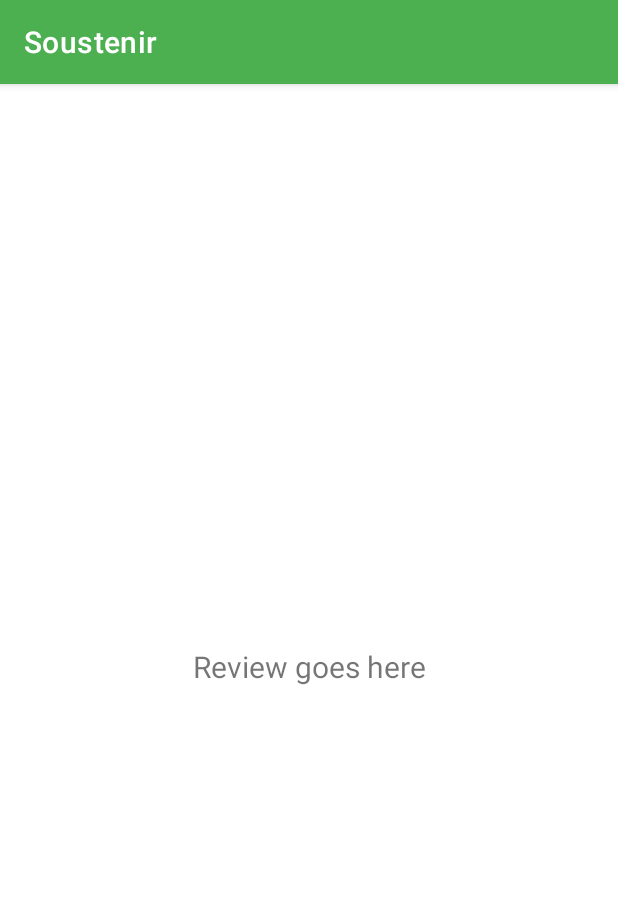
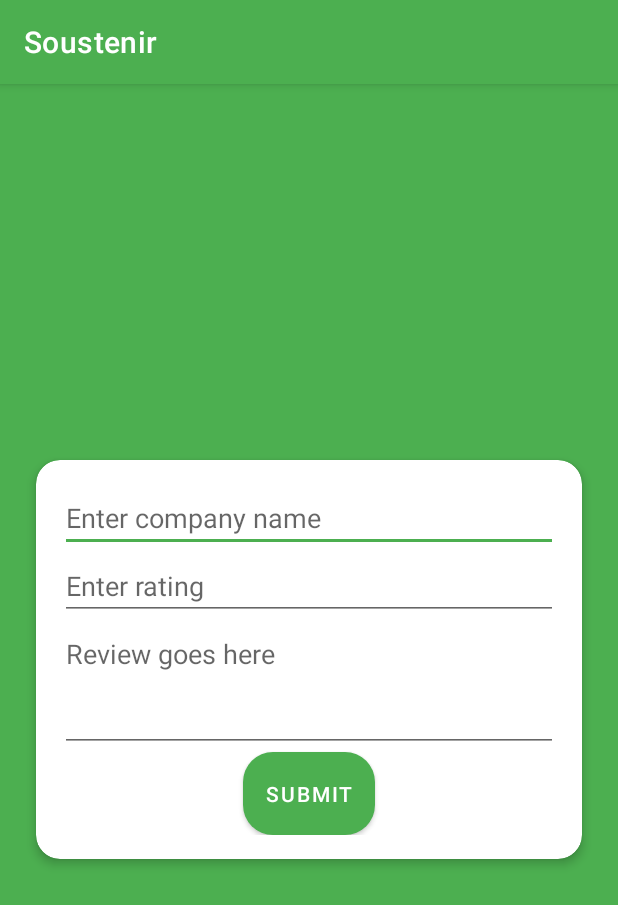
Before and after one commit to JasonXia2000/Soustenir, an Android app: the fragment ReviewFragment shown on its own in the app's theme, on a phone screen of 412 x 824 dp. Shown: the top 905 px of the screen. Run offline under Robolectric (Android 15) with nearby library versions, the phone set to English and light mode, and no system bars.

Commit message:
finished ui for rest of the pages and map

```diff
--- a/app/src/main/java/com/example/soustenir/ui/review/ReviewFragment.java
+++ b/app/src/main/java/com/example/soustenir/ui/review/ReviewFragment.java
@@ -5,6 +5,7 @@ import android.view.LayoutInflater;
 import android.view.View;
 import android.view.ViewGroup;
 import android.widget.TextView;
+import android.widget.Toast;
 
 import androidx.annotation.NonNull;
 import androidx.fragment.app.Fragment;
@@ -13,25 +14,30 @@ import androidx.lifecycle.ViewModelProvider;
 import com.example.soustenir.databinding.FragmentReviewBinding;
 
 public class ReviewFragment extends Fragment {
-
     private FragmentReviewBinding binding;
 
     public View onCreateView(@NonNull LayoutInflater inflater,
                              ViewGroup container, Bundle savedInstanceState) {
-        ReviewViewModel reviewViewModel =
-                new ViewModelProvider(this).get(ReviewViewModel.class);
-
         binding = FragmentReviewBinding.inflate(inflater, container, false);
         View root = binding.getRoot();
 
-        final TextView textView = binding.textReview;
-        reviewViewModel.getText().observe(getViewLifecycleOwner(), textView::setText);
+        binding.buttonSubmit.setOnClickListener(v -> submitReview());
+
         return root;
     }
 
-    @Override
-    public void onDestroyView() {
-        super.onDestroyView();
-        binding = null;
+    private void submitReview() {
+        String companyName = binding.editTextCompanyName.getText().toString().trim();
+        String rating = binding.editTextRating.getText().toString().trim();
+        String description = binding.editTextDescription.getText().toString().trim();
+
+        if (companyName.isEmpty() || rating.isEmpty() || description.isEmpty()) {
+            Toast.makeText(getContext(), "Please fill in all fields", Toast.LENGTH_LONG).show();
+        } else {
+            // Here you might want to save the review or send it to a server
+            // ...
+
+            Toast.makeText(getContext(), "Review successful", Toast.LENGTH_LONG).show();
+        }
     }
 }
--- a/app/src/main/res/layout/company_item_layout.xml
+++ b/app/src/main/res/layout/company_item_layout.xml
@@ -11,6 +11,9 @@
         android:layout_width="match_parent"
         android:layout_height="wrap_content"
         android:orientation="vertical"
+        android:clickable="true"
+        android:focusable="true"
+        android:background="?attr/selectableItemBackground"
         android:padding="16dp">
 
         <TextView
--- a/app/src/main/res/layout/fragment_company.xml
+++ b/app/src/main/res/layout/fragment_company.xml
@@ -10,7 +10,7 @@
         android:id="@+id/companyView"
         android:layout_width="match_parent"
         android:layout_height="wrap_content"
-        android:layout_marginBottom="160dp"
+        android:layout_marginBottom="4dp"
         app:layout_constraintBottom_toBottomOf="parent"
         app:layout_constraintEnd_toEndOf="parent"
         app:layout_constraintHorizontal_bias="0.0"
--- a/app/src/main/res/layout/fragment_review.xml
+++ b/app/src/main/res/layout/fragment_review.xml
@@ -6,17 +6,69 @@
     android:layout_height="match_parent"
     tools:context=".ui.review.ReviewFragment">
 
-    <TextView
-        android:id="@+id/text_review"
+    <LinearLayout xmlns:android="http://schemas.android.com/apk/res/android"
+        xmlns:app="http://schemas.android.com/apk/res-auto"
         android:layout_width="match_parent"
-        android:layout_height="wrap_content"
-        android:layout_marginStart="8dp"
-        android:layout_marginTop="8dp"
-        android:layout_marginEnd="8dp"
-        android:textAlignment="center"
-        android:textSize="20sp"
-        app:layout_constraintBottom_toBottomOf="parent"
-        app:layout_constraintEnd_toEndOf="parent"
-        app:layout_constraintStart_toStartOf="parent"
-        app:layout_constraintTop_toTopOf="parent" />
+        android:layout_height="match_parent"
+        android:orientation="vertical"
+        android:gravity="center"
+        android:padding="16dp"
+        android:background="#4CAF50">
+
+        <androidx.cardview.widget.CardView
+            android:layout_width="match_parent"
+            android:layout_height="wrap_content"
+            android:layout_margin="8dp"
+            app:cardCornerRadius="16dp"
+            app:cardElevation="4dp"
+            app:cardBackgroundColor="#FFFFFF">
+
+            <LinearLayout
+                android:layout_width="match_parent"
+                android:layout_height="wrap_content"
+                android:orientation="vertical"
+                android:padding="16dp">
+
+                <!-- Company Name Input -->
+                <EditText
+                    android:id="@+id/editTextCompanyName"
+                    android:layout_width="match_parent"
+                    android:layout_height="wrap_content"
+                    android:hint="@string/company_name_hint"
+                    android:inputType="textPersonName"
+                    android:maxLines="1"/>
+
+                <!-- Rating Input -->
+                <EditText
+                    android:id="@+id/editTextRating"
+                    android:layout_width="match_parent"
+                    android:layout_height="wrap_content"
+                    android:hint="@string/rating_hint"
+                    android:inputType="numberDecimal"
+                    android:maxLines="1"/>
+
+                <!-- Description Input -->
+                <EditText
+                    android:id="@+id/editTextDescription"
+                    android:layout_width="match_parent"
+                    android:layout_height="wrap_content"
+                    android:hint="@string/description_hint"
+                    android:inputType="textMultiLine"
+                    android:gravity="top"
+                    android:minLines="3"
+                    android:maxLines="5"/>
+
+                <!-- Submit Button -->
+                <Button
+                    android:id="@+id/buttonSubmit"
+                    android:layout_width="wrap_content"
+                    android:layout_height="wrap_content"
+                    android:text="@string/submit"
+                    android:layout_gravity="center_horizontal"
+                    android:background="@drawable/rounded_image_background"
+                    android:padding="12dp"/>
+
+            </LinearLayout>
+        </androidx.cardview.widget.CardView>
+    </LinearLayout>
 </androidx.constraintlayout.widget.ConstraintLayout>
--- a/app/src/main/res/values/strings.xml
+++ b/app/src/main/res/values/strings.xml
@@ -19,6 +19,8 @@
     <string name="company_address_hint">Enter company address</string>
     <string name="submit">Submit</string>
     <string name="company_url_hint">Enter company URL</string>
+    <string name="description_hint">Review goes here</string>
+    <string name="rating_hint">Enter rating</string>
 
     <string name="partner_name">Prof. John Doe</string>
     <string name="partner_description">A university professor in environmental sciences with extensive research on sustainable development and ecological conservation.</string>
```
Also changed, not shown: app/src/main/AndroidManifest.xml (+11 -0 lines), app/src/main/java/com/example/soustenir/ui/company/Company.java (+11 -1 lines), app/src/main/java/com/example/soustenir/ui/company/CompanyAdapter.java (+25 -4 lines), app/src/main/java/com/example/soustenir/ui/company/CompanyFragment.java (+10 -6 lines), app/src/main/java/com/example/soustenir/ui/company/CompanyViewHolder.java (added, +26 -0 lines).
